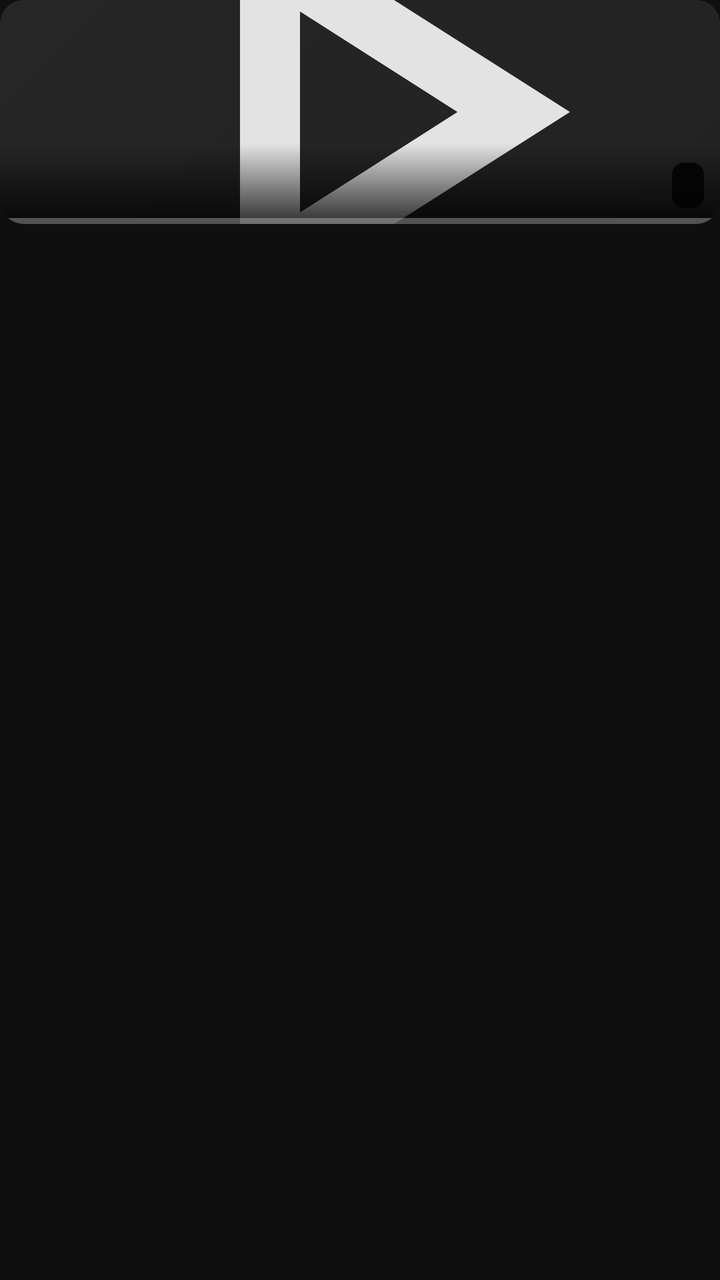
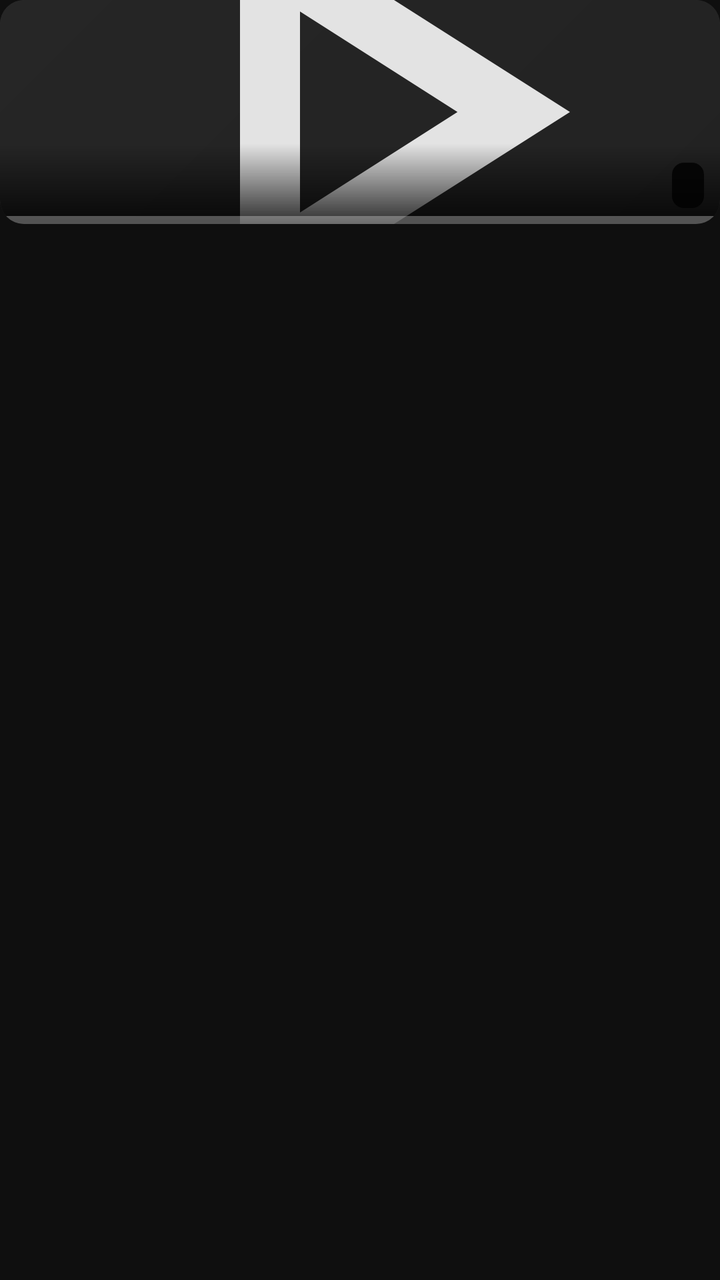

The first picture is an Android layout as it rendered before a commit; the second is the same layout after the commit. The layout source and the unified diff follow.
<!-- AndroidManifest.xml: application theme Theme.NobiStream -->
<!-- res/layout/item_continue.xml -->
<?xml version="1.0" encoding="utf-8"?>
<LinearLayout xmlns:android="http://schemas.android.com/apk/res/android"
    android:layout_width="@dimen/continue_card_width"
    android:layout_height="wrap_content"
    android:layout_marginStart="@dimen/spacing_8"
    android:layout_marginTop="@dimen/spacing_4"
    android:layout_marginBottom="@dimen/spacing_4"
    android:background="?attr/selectableItemBackground"
    android:orientation="vertical">

    <FrameLayout
        android:layout_width="match_parent"
        android:layout_height="@dimen/continue_thumb_height"
        android:background="@drawable/v8_thumb_rounded"
        android:clipToOutline="true">

        <ImageView
            android:id="@+id/continueThumb"
            android:layout_width="match_parent"
            android:layout_height="match_parent"
            android:contentDescription="@string/home_continue_watching"
            android:scaleType="centerCrop"
            android:src="@drawable/bg_thumb_placeholder" />

        
        <View
            android:layout_width="match_parent"
            android:layout_height="40dp"
            android:layout_gravity="bottom"
            android:background="@drawable/bg_card_scrim" />

        <TextView
            android:id="@+id/continueDuration"
            android:layout_width="wrap_content"
            android:layout_height="wrap_content"
            android:layout_gravity="bottom|end"
            android:layout_margin="@dimen/spacing_8"
            android:background="@drawable/v8_badge_dark"
            android:paddingStart="@dimen/spacing_8"
            android:paddingTop="@dimen/spacing_4"
            android:paddingEnd="@dimen/spacing_8"
            android:paddingBottom="@dimen/spacing_4"
            android:textColor="#FFFFFF"
            android:textSize="@dimen/text_badge"
            android:textStyle="bold" />

        <ProgressBar
            android:id="@+id/continueProgress"
            style="?android:attr/progressBarStyleHorizontal"
            android:layout_width="match_parent"
            android:layout_height="@dimen/progress_bar_height"
            android:layout_gravity="bottom"
            android:max="100"
            android:progress="0"
            android:progressDrawable="@drawable/progress_video" />
    </FrameLayout>

    <TextView
        android:id="@+id/continueTitle"
        android:layout_width="match_parent"
        android:layout_height="wrap_content"
        android:fontFamily="sans-serif-medium"
        android:maxLines="2"
        android:paddingStart="@dimen/spacing_8"
        android:paddingTop="@dimen/spacing_8"
        android:paddingEnd="@dimen/spacing_8"
        android:textColor="@color/text_primary"
        android:textSize="@dimen/text_body" />

    <TextView
        android:id="@+id/continueMeta"
        android:layout_width="match_parent"
        android:layout_height="wrap_content"
        android:maxLines="1"
        android:paddingStart="@dimen/spacing_8"
        android:paddingTop="@dimen/spacing_4"
        android:paddingEnd="@dimen/spacing_8"
        android:paddingBottom="@dimen/spacing_8"
        android:textColor="@color/text_secondary"
        android:textSize="@dimen/text_caption" />
</LinearLayout>
<!-- resources referenced by this layout -->
<resources>
  <color name="text_primary">#F1F1F1</color>
  <color name="text_secondary">#AAAAAA</color>
  <dimen name="continue_card_width">200dp</dimen>
  <dimen name="continue_thumb_height">112dp</dimen>
  <dimen name="progress_bar_height">3dp</dimen>
  <dimen name="spacing_4">4dp</dimen>
  <dimen name="spacing_8">8dp</dimen>
  <dimen name="text_badge">11sp</dimen>
  <dimen name="text_body">14sp</dimen>
  <dimen name="text_caption">12sp</dimen>
  <!-- drawable bg_card_scrim (drawable) -->
  <?xml version="1.0" encoding="utf-8"?>
  <shape xmlns:android="http://schemas.android.com/apk/res/android"
      android:shape="rectangle">
      <gradient
          android:angle="270"
          android:endColor="#CC000000"
          android:startColor="#00000000"
          android:type="linear" />
  </shape>
  <!-- drawable progress_video (drawable) -->
  <?xml version="1.0" encoding="utf-8"?>
  <layer-list xmlns:android="http://schemas.android.com/apk/res/android">
      <item android:id="@android:id/background">
          <shape android:shape="rectangle">
              <solid android:color="@color/progress_track" />
          </shape>
      </item>
      <item android:id="@android:id/progress">
          <clip>
              <shape android:shape="rectangle">
                  <solid android:color="@color/progress_played" />
              </shape>
          </clip>
      </item>
  </layer-list>
  <!-- drawable v8_badge_dark (drawable) -->
  <?xml version="1.0" encoding="utf-8"?>
  <shape xmlns:android="http://schemas.android.com/apk/res/android"
      android:shape="rectangle">
      <solid android:color="@color/badge_dark_bg" />
      <corners android:radius="6dp" />
  </shape>
  <!-- drawable v8_thumb_rounded (drawable) -->
  <?xml version="1.0" encoding="utf-8"?>
  <shape xmlns:android="http://schemas.android.com/apk/res/android"
      android:shape="rectangle">
      <solid android:color="@color/surface" />
      <corners android:radius="@dimen/corner_thumb" />
  </shape>
  <string name="home_continue_watching">Continue Watching</string>
  <color name="surface_variant">#272727</color>
  <color name="surface">#212121</color>
  <color name="progress_track">#4DFFFFFF</color>
  <color name="progress_played">#229ED9</color>
  <color name="badge_dark_bg">#CC000000</color>
  <dimen name="corner_thumb">12dp</dimen>
  <color name="primary">#229ED9</color>
  <color name="primary_dark">#1B7FB8</color>
  <color name="background">#0F0F0F</color>
  <color name="on_surface_variant">#C7C7C7</color>
  <color name="error">#E5484D</color>
  <color name="on_error">#FFFFFF</color>
  <style name="Theme.NobiStream.BottomSheetDialog" parent="ThemeOverlay.Material3.BottomSheetDialog">
          <item name="bottomSheetStyle">@style/Widget.NobiStream.BottomSheet</item>
      </style>
  <style name="Shape.NobiStream.Dialog" parent="ShapeAppearance.Material3.MediumComponent">
          <item name="cornerFamily">rounded</item>
          <item name="cornerSize">@dimen/corner_dialog</item>
      </style>
  <style name="Widget.NobiStream.Button.Text" parent="Widget.Material3.Button.TextButton">
          <item name="android:minHeight">@dimen/button_height_small</item>
          <item name="android:textColor">@color/primary</item>
      </style>
  <style name="Widget.NobiStream.BottomSheet" parent="Widget.Material3.BottomSheet">
          <item name="backgroundTint">@color/surface</item>
          <item name="shapeAppearance">@style/Shape.NobiStream.BottomSheet</item>
      </style>
  <dimen name="corner_dialog">28dp</dimen>
  <dimen name="button_height_small">48dp</dimen>
  <dimen name="corner_sheet">28dp</dimen>
  <!-- unchanged entries left out for length: 6 -->
</resources>

<!-- the commit's change to res/layout/item_continue.xml (unified diff, before → after) -->
@@ -11,7 +11,7 @@
     <FrameLayout
         android:layout_width="match_parent"
         android:layout_height="@dimen/continue_thumb_height"
-        android:background="@drawable/v8_thumb_rounded"
+        android:background="@drawable/v8_thumb_rounded_outline"
         android:clipToOutline="true">
 
         <ImageView
@@ -43,6 +43,23 @@
             android:textColor="#FFFFFF"
             android:textSize="@dimen/text_badge"
             android:textStyle="bold" />
+
+        
+        <TextView
+            android:id="@+id/continueLeft"
+            android:layout_width="wrap_content"
+            android:layout_height="wrap_content"
+            android:layout_gravity="bottom|start"
+            android:layout_margin="@dimen/spacing_8"
+            android:background="@drawable/v8_badge_dark"
+            android:paddingStart="@dimen/spacing_8"
+            android:paddingTop="@dimen/spacing_4"
+            android:paddingEnd="@dimen/spacing_8"
+            android:paddingBottom="@dimen/spacing_4"
+            android:textColor="#FFFFFF"
+            android:textSize="@dimen/text_badge"
+            android:textStyle="bold"
+            android:visibility="gone" />
 
         <ProgressBar
             android:id="@+id/continueProgress"
<!-- resource entries referenced after the edit -->
@@ -4,7 +4,7 @@
   <color name="text_secondary">#AAAAAA</color>
   <dimen name="continue_card_width">200dp</dimen>
   <dimen name="continue_thumb_height">112dp</dimen>
-  <dimen name="progress_bar_height">3dp</dimen>
+  <dimen name="progress_bar_height">4dp</dimen>
   <dimen name="spacing_4">4dp</dimen>
   <dimen name="spacing_8">8dp</dimen>
   <dimen name="text_badge">11sp</dimen>
@@ -26,12 +26,15 @@
       <item android:id="@android:id/background">
           <shape android:shape="rectangle">
               <solid android:color="@color/progress_track" />
+              
+              <corners android:radius="2dp" />
           </shape>
       </item>
       <item android:id="@android:id/progress">
           <clip>
               <shape android:shape="rectangle">
                   <solid android:color="@color/progress_played" />
+                  <corners android:radius="2dp" />
               </shape>
           </clip>
       </item>
@@ -43,11 +46,14 @@
       <solid android:color="@color/badge_dark_bg" />
       <corners android:radius="6dp" />
   </shape>
-  <!-- drawable v8_thumb_rounded (drawable) -->
+  <!-- drawable v8_thumb_rounded_outline (drawable) -->
   <?xml version="1.0" encoding="utf-8"?>
   <shape xmlns:android="http://schemas.android.com/apk/res/android"
       android:shape="rectangle">
       <solid android:color="@color/surface" />
+      <stroke
+          android:width="@dimen/card_stroke_width"
+          android:color="@color/outline_variant" />
       <corners android:radius="@dimen/corner_thumb" />
   </shape>
   <string name="home_continue_watching">Continue Watching</string>
@@ -56,6 +62,8 @@
   <color name="progress_track">#4DFFFFFF</color>
   <color name="progress_played">#229ED9</color>
   <color name="badge_dark_bg">#CC000000</color>
+  <dimen name="card_stroke_width">1dp</dimen>
+  <color name="outline_variant">#3D3D3D</color>
   <dimen name="corner_thumb">12dp</dimen>
   <color name="primary">#229ED9</color>
   <color name="primary_dark">#1B7FB8</color>
